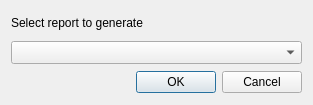
First picture: the form in forms/ReportChooserDialog.ui, repository frontiersi/FaceTools, before the edit.
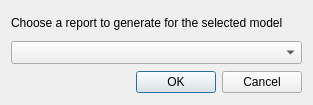
Second picture: the form after the edit.

Patch:
```diff
--- a/forms/ReportChooserDialog.ui
+++ b/forms/ReportChooserDialog.ui
@@ -26,7 +26,7 @@
    <item>
     <widget class="QLabel" name="label">
      <property name="text">
-      <string>Select report to generate</string>
+      <string>Choose a report to generate for the selected model</string>
      </property>
     </widget>
    </item>
```
